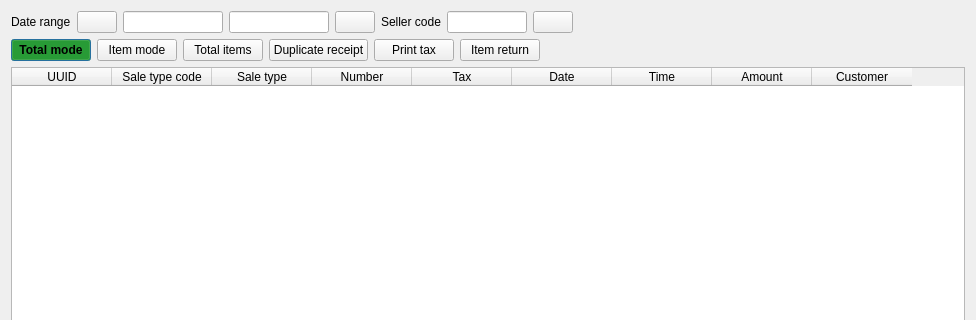
Before: the Qt Designer form Shop/sales.ui in End1-1/Cafe5, drawn with Qt 5; both pictures show x 0 to 976 and y 0 to 320 of the 976 by 755 pixel window.
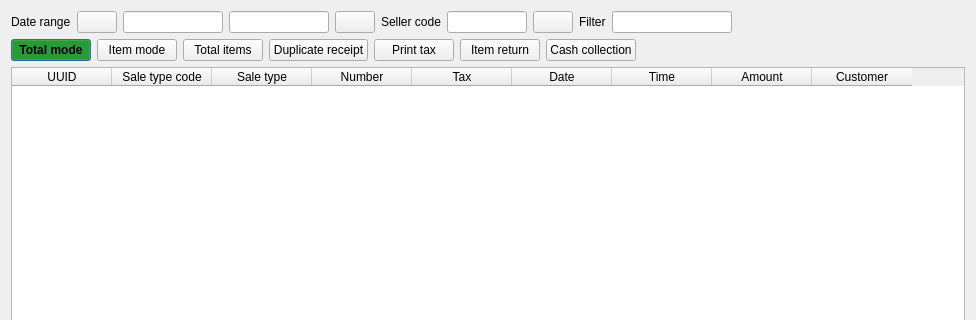
After: the same form once the commit is applied. Icons and pictures are not drawn. Custom widgets are drawn as their Qt base class.

The edit to the form file:
```diff
--- a/Shop/sales.ui
+++ b/Shop/sales.ui
@@ -29,6 +29,19 @@
       <property name="bottomMargin">
        <number>0</number>
       </property>
+      <item row="0" column="10">
+       <spacer name="horizontalSpacer">
+        <property name="orientation">
+         <enum>Qt::Horizontal</enum>
+        </property>
+        <property name="sizeHint" stdset="0">
+         <size>
+          <width>521</width>
+          <height>20</height>
+         </size>
+        </property>
+       </spacer>
+      </item>
       <item row="0" column="4">
        <widget class="QPushButton" name="btnDateRight">
         <property name="focusPolicy">
@@ -76,17 +89,11 @@
        </widget>
       </item>
       <item row="0" column="8">
-       <spacer name="horizontalSpacer">
-        <property name="orientation">
-         <enum>Qt::Horizontal</enum>
+       <widget class="QLabel" name="label_4">
+        <property name="text">
+         <string>Filter</string>
         </property>
-        <property name="sizeHint" stdset="0">
-         <size>
-          <width>521</width>
-          <height>20</height>
-         </size>
-        </property>
-       </spacer>
+       </widget>
       </item>
       <item row="0" column="0">
        <widget class="QLabel" name="label_2">
@@ -146,6 +153,16 @@
         </property>
        </widget>
       </item>
+      <item row="0" column="9">
+       <widget class="QLineEdit" name="leFilter">
+        <property name="minimumSize">
+         <size>
+          <width>120</width>
+          <height>0</height>
+         </size>
+        </property>
+       </widget>
+      </item>
      </layout>
     </widget>
    </item>
@@ -272,6 +289,17 @@
         </property>
        </widget>
       </item>
+      <item>
+       <widget class="QPushButton" name="btnCashColletion">
+        <property name="text">
+         <string>Cash collection</string>
+        </property>
+        <property name="icon">
+         <iconset resource="../resources/res.qrc">
+          <normaloff>:/cashcollection.png</normaloff>:/cashcollection.png</iconset>
+        </property>
+       </widget>
+      </item>
       <item>
        <spacer name="horizontalSpacer_3">
         <property name="orientation">
@@ -458,16 +486,16 @@
    <extends>QLineEdit</extends>
    <header>c5lineedit.h</header>
   </customwidget>
+  <customwidget>
+   <class>C5DateEdit</class>
+   <extends>QLineEdit</extends>
+   <header location="global">c5dateedit.h</header>
+  </customwidget>
   <customwidget>
    <class>C5TableWidget</class>
    <extends>QTableWidget</extends>
    <header location="global">c5tablewidget.h</header>
   </customwidget>
-  <customwidget>
-   <class>C5DateEdit</class>
-   <extends>QLineEdit</extends>
-   <header location="global">c5dateedit.h</header>
-  </customwidget>
  </customwidgets>
  <resources>
   <include location="../resources/res.qrc"/>
```
Left out of the diff: 72 changed lines with no effect on the pictures.
